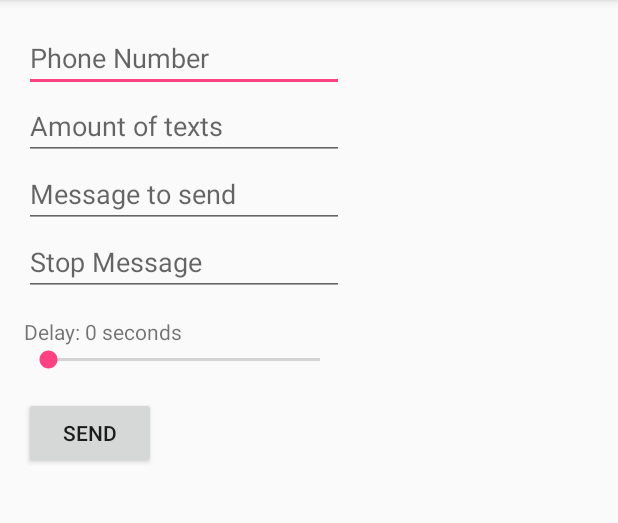
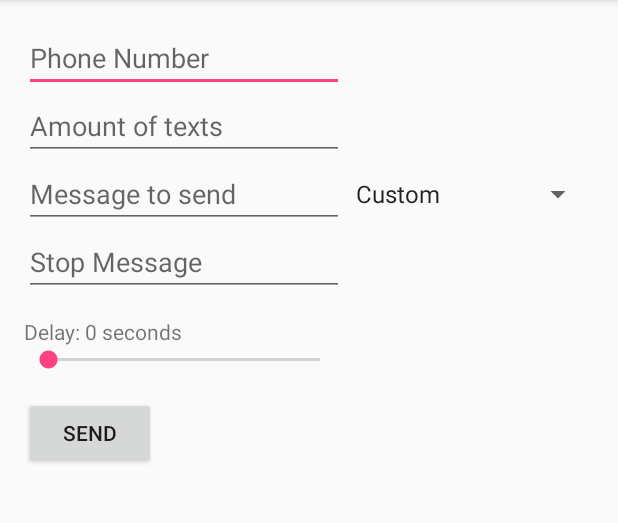
Before and after one commit to wethegreenpeople/TextBomb, an Android app: the screen it shows after launch (MainActivity), on a phone screen of 412 x 824 dp, the part 84-607 px from its top. Run offline under Robolectric (Android 15) with nearby library versions, the phone set to English and light mode, and no system bars.

Commit message:
Able to send cat facts as text messages

```diff
--- a/app/src/main/AndroidManifest.xml
+++ b/app/src/main/AndroidManifest.xml
@@ -5,6 +5,7 @@
     <uses-permission android:name="android.permission.SEND_SMS"/>
     <uses-permission android:name="android.permission.RECEIVE_SMS"></uses-permission>
     <uses-permission android:name="android.permission.READ_SMS" />
+    <uses-permission android:name="android.permission.INTERNET" />
 
     <application
         android:allowBackup="true"
--- /dev/null
+++ b/app/src/main/assets/cats.txt
@@ -0,0 +1,2 @@
+cats are cool
+cats are dope
--- /dev/null
+++ b/app/src/main/res/facts/cats.txt
@@ -0,0 +1,2 @@
+cats are cool
+cats are dope
--- a/app/src/main/res/layout/activity_main.xml
+++ b/app/src/main/res/layout/activity_main.xml
@@ -38,13 +38,13 @@
         android:id="@+id/buttonSend"
         android:layout_width="wrap_content"
         android:layout_height="wrap_content"
+        android:layout_alignParentLeft="true"
+        android:layout_alignParentStart="true"
+        android:layout_below="@+id/seekBarMessageDelay"
+        android:layout_marginTop="16dp"
         android:elevation="0dp"
-        android:onClick="SendMessages"
-        android:text="@string/buttonSend"
-        android:layout_marginTop="16dp"
-        android:layout_below="@+id/seekBarMessageDelay"
-        android:layout_alignParentLeft="true"
-        android:layout_alignParentStart="true" />
+        android:onClick="PressSend"
+        android:text="@string/buttonSend" />
 
     <EditText
         android:id="@+id/editTextMessageToSend"
@@ -95,4 +95,14 @@
         android:selectAllOnFocus="true"
         android:singleLine="true" />
 
+    <Spinner
+        android:id="@+id/spinnerMessageToSend"
+        android:layout_width="wrap_content"
+        android:layout_height="wrap_content"
+        android:layout_above="@+id/editTextStopMessage"
+        android:layout_alignParentEnd="true"
+        android:layout_below="@+id/editTextAmountOfTexts"
+        android:layout_toEndOf="@+id/editTextAmountOfTexts"
+        android:entries="@array/sendMessageChoice" />
+
 </RelativeLayout>
--- a/app/src/main/res/values/strings.xml
+++ b/app/src/main/res/values/strings.xml
@@ -6,11 +6,9 @@
     <string name="messageToSend">Message to send</string>
     <string name="editTextStopMessage">Stop Message</string>
 
-    <string-array name="stopBombMessages">
-        <item>stop</item>
-        <item>quit</item>
-        <item>kaboom</item>
-        <item>please</item>
-        <item>"i'm begging"</item>
+    <string-array name="sendMessageChoice">
+        <item>Custom</item>
+        <item>Cat Fact</item>
+        <item>Dog Fact</item>
     </string-array>
 </resources>
```
Also changed, not shown: app/src/main/java/xyz/uraqt/apps/annoy/MainActivity.java (+109 -8 lines).
